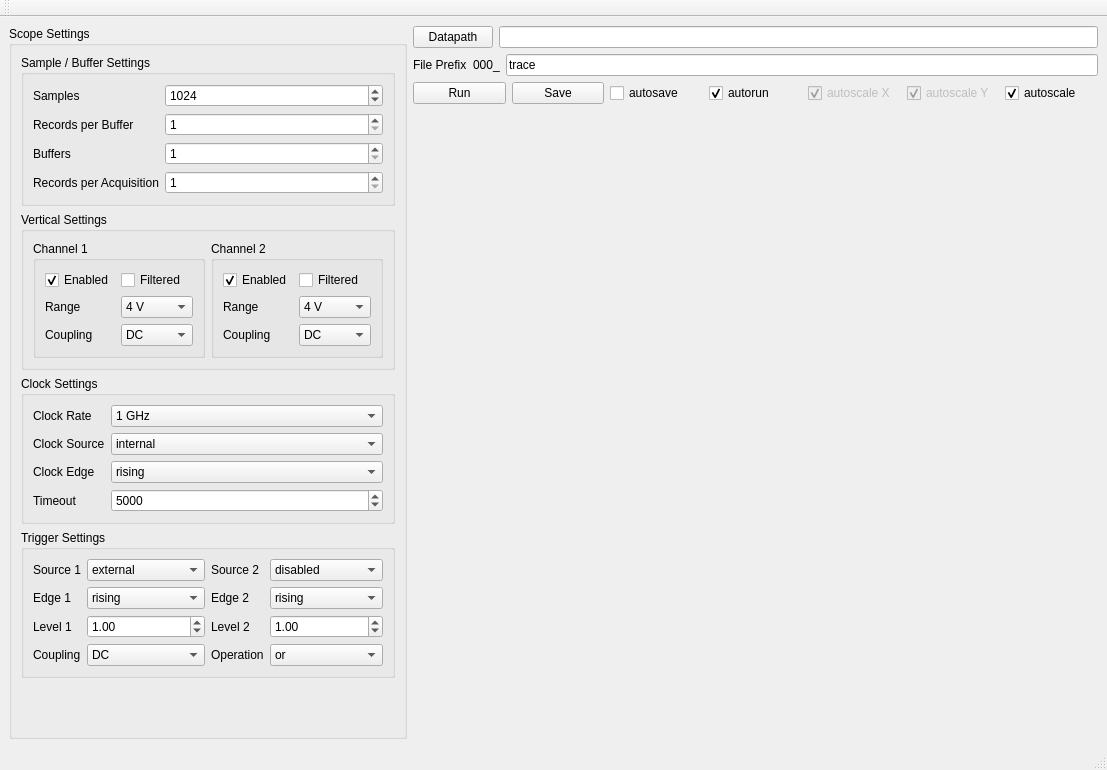
This is instruments/Alazar/ScopeWindow2.ui in SchusterLab/slab as Qt 5 draws it before an edit. The edited form follows.
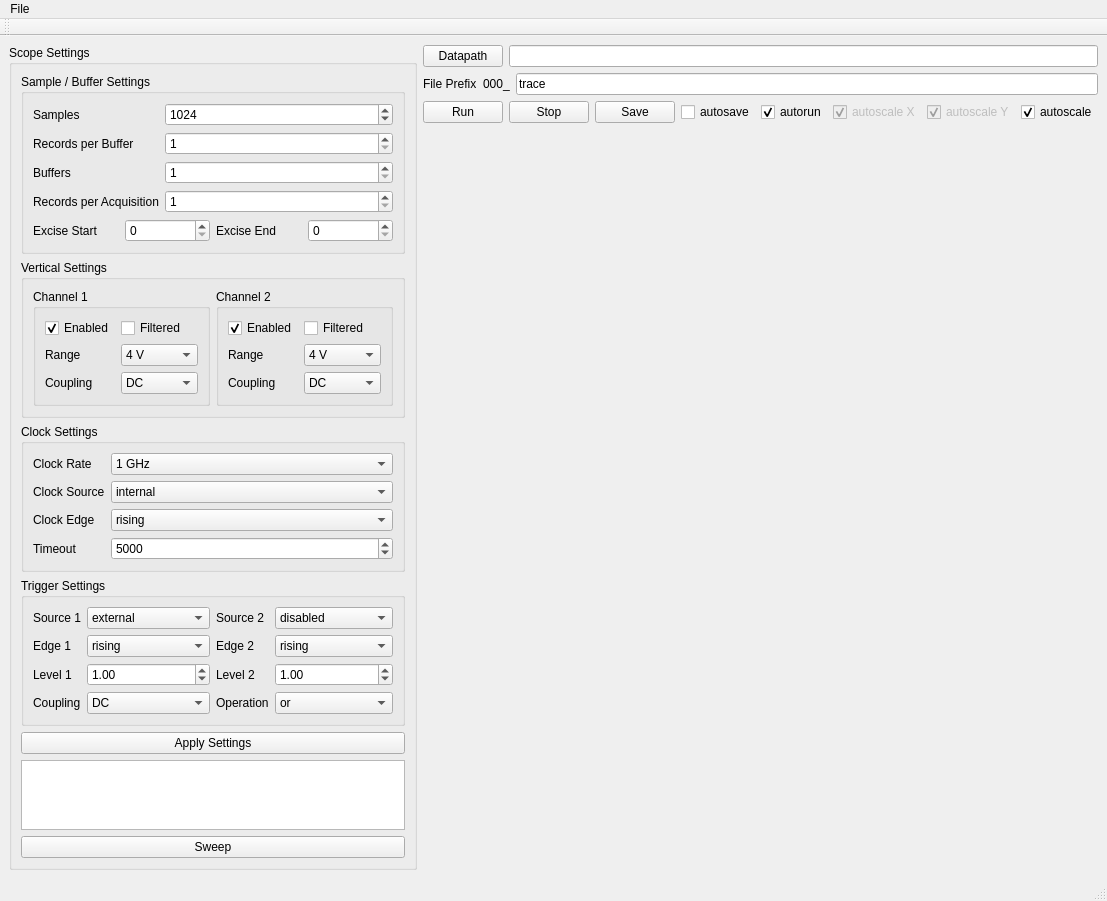
This is the edited form. Custom widgets are drawn as their Qt base class.

What changed in the file:
```diff
--- a/instruments/Alazar/ScopeWindow2.ui
+++ b/instruments/Alazar/ScopeWindow2.ui
@@ -7,7 +7,7 @@
     <x>0</x>
     <y>0</y>
     <width>1107</width>
-    <height>770</height>
+    <height>800</height>
    </rect>
   </property>
   <property name="windowTitle">
@@ -117,6 +117,30 @@
             </item>
            </layout>
           </item>
+          <item row="6" column="0">
+           <layout class="QHBoxLayout" name="horizontalLayout_7">
+            <item>
+             <widget class="QLabel" name="label_22">
+              <property name="text">
+               <string>Excise Start</string>
+              </property>
+             </widget>
+            </item>
+            <item>
+             <widget class="QSpinBox" name="param_excise_start"/>
+            </item>
+            <item>
+             <widget class="QLabel" name="label_23">
+              <property name="text">
+               <string>Excise End</string>
+              </property>
+             </widget>
+            </item>
+            <item>
+             <widget class="QSpinBox" name="param_excise_end"/>
+            </item>
+           </layout>
+          </item>
          </layout>
         </widget>
        </item>
@@ -735,6 +759,23 @@
          </layout>
         </widget>
        </item>
+       <item>
+        <widget class="QPushButton" name="applyButton">
+         <property name="text">
+          <string>Apply Settings</string>
+         </property>
+        </widget>
+       </item>
+       <item>
+        <widget class="QTextEdit" name="message_box"/>
+       </item>
+       <item>
+        <widget class="QPushButton" name="sweepButton">
+         <property name="text">
+          <string>Sweep</string>
+         </property>
+        </widget>
+       </item>
        <item>
         <spacer name="verticalSpacer">
          <property name="orientation">
@@ -801,6 +842,13 @@
           </property>
          </widget>
         </item>
+        <item>
+         <widget class="QPushButton" name="stopButton">
+          <property name="text">
+           <string>Stop</string>
+          </property>
+         </widget>
+        </item>
         <item>
          <widget class="QPushButton" name="saveButton">
           <property name="text">
@@ -880,9 +928,24 @@
      <x>0</x>
      <y>0</y>
      <width>1107</width>
-     <height>22</height>
+     <height>21</height>
     </rect>
    </property>
+   <widget class="QMenu" name="menuFile">
+    <property name="title">
+     <string>File</string>
+    </property>
+    <widget class="QMenu" name="menuSave">
+     <property name="title">
+      <string>Save</string>
+     </property>
+     <addaction name="actionExperimental_Settings"/>
+     <addaction name="actionExperimental_and_Instrument_Settings"/>
+    </widget>
+    <addaction name="menuSave"/>
+    <addaction name="actionLoad"/>
+   </widget>
+   <addaction name="menuFile"/>
   </widget>
   <widget class="QStatusBar" name="statusbar"/>
   <widget class="QToolBar" name="toolBar">
```
Left out of the diff: 23 changed lines with no effect on the pictures.
